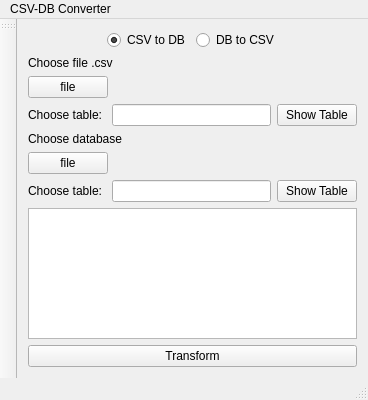
First picture: the form in mainwindow.ui, repository evrrn/DbCsvConverter, before the edit.
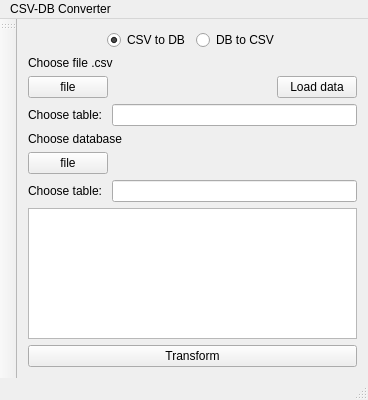
Second picture: the form after the edit.

Commit message: 1. rename functions 2. delete bottom showTableButton 3. connect trasformButton with validity of data

Diff of the .ui file:
```diff
--- a/mainwindow.ui
+++ b/mainwindow.ui
@@ -106,6 +106,13 @@
           </property>
          </spacer>
         </item>
+        <item>
+         <widget class="QPushButton" name="loadDataButton">
+          <property name="text">
+           <string>Load data</string>
+          </property>
+         </widget>
+        </item>
        </layout>
       </item>
       <item>
@@ -120,13 +127,6 @@
         <item>
          <widget class="QLineEdit" name="editFromTableName"/>
         </item>
-        <item>
-         <widget class="QPushButton" name="showFromTableButton">
-          <property name="text">
-           <string>Show Table</string>
-          </property>
-         </widget>
-        </item>
        </layout>
       </item>
       <item>
@@ -189,13 +189,6 @@
           </property>
          </widget>
         </item>
-        <item>
-         <widget class="QPushButton" name="showToTableButton">
-          <property name="text">
-           <string>Show Table</string>
-          </property>
-         </widget>
-        </item>
        </layout>
       </item>
       <item>
```
The commit also changes 2 other files.
